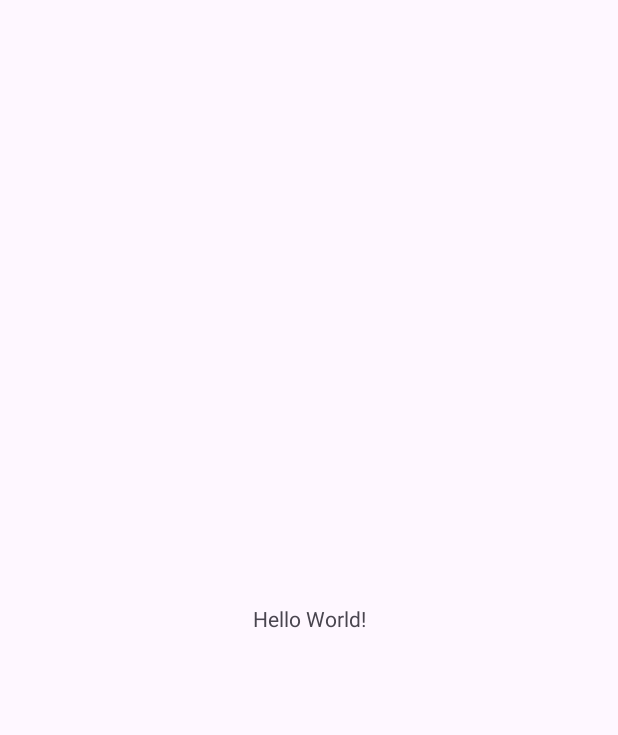
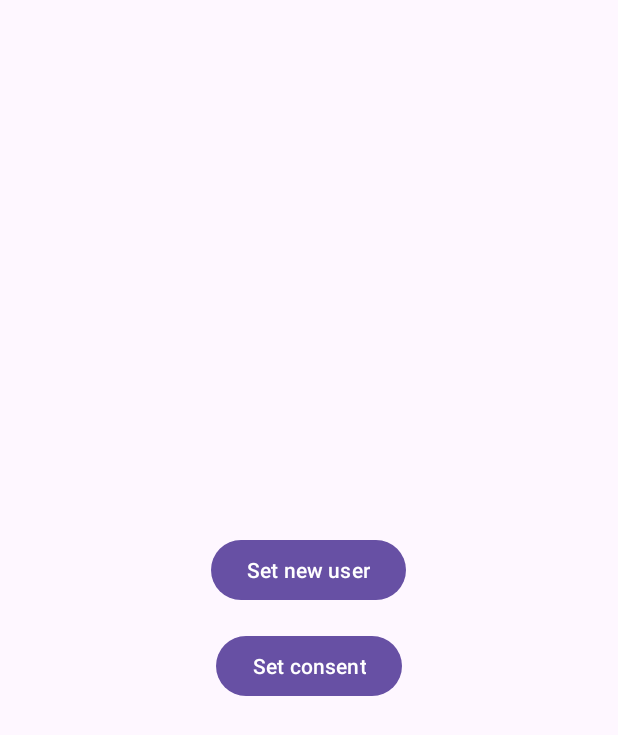
Before and after one commit to JENTISDev/jentis-sdk-android-app-example, an Android app: the screen it shows after launch (MainActivity), on a phone screen of 412 x 824 dp. Before the commit the part shown is almost empty. Shown: the top 735 px of the screen. Run offline under Robolectric (Android 15) with nearby library versions, the phone set to English and light mode, and no system bars; libraries missing offline, so code that uses them is left out: com.jentis.sdk.

Commit message:
APP-24: Implemented SDK

```diff
--- a/app/build.gradle.kts
+++ b/app/build.gradle.kts
@@ -1,6 +1,7 @@
 plugins {
     id("com.android.application")
     id("org.jetbrains.kotlin.android")
+    id("kotlin-kapt")
 }
 
 android {
@@ -33,10 +34,13 @@ android {
     kotlinOptions {
         jvmTarget = "1.8"
     }
+
+    buildFeatures {
+        viewBinding = true
+    }
 }
 
 dependencies {
-
     implementation("androidx.core:core-ktx:1.13.1")
     implementation("androidx.appcompat:appcompat:1.7.0")
     implementation("com.google.android.material:material:1.12.0")
@@ -44,4 +48,5 @@ dependencies {
     testImplementation("junit:junit:4.13.2")
     androidTestImplementation("androidx.test.ext:junit:1.2.1")
     androidTestImplementation("androidx.test.espresso:espresso-core:3.6.1")
+    implementation ("com.github.JENTISDev:jentis-sdk-android:1.0.4")
 }
--- a/app/src/main/AndroidManifest.xml
+++ b/app/src/main/AndroidManifest.xml
@@ -1,6 +1,9 @@
 <?xml version="1.0" encoding="utf-8"?>
 <manifest xmlns:android="http://schemas.android.com/apk/res/android"
     xmlns:tools="http://schemas.android.com/tools">
+
+    <uses-permission android:name="android.permission.INTERNET" />
+    <uses-permission android:name="android.permission.ACCESS_NETWORK_STATE" />
 
     <application
         android:allowBackup="true"
--- a/app/src/main/java/com/felipecarvalhomw/jentisappexample/MainActivity.kt
+++ b/app/src/main/java/com/felipecarvalhomw/jentisappexample/MainActivity.kt
@@ -1,11 +1,32 @@
 package com.felipecarvalhomw.jentisappexample
 
+import android.os.Bundle
 import androidx.appcompat.app.AppCompatActivity
-import android.os.Bundle
+import com.felipecarvalhomw.jentisappexample.databinding.ActivityMainBinding
+import com.jentis.sdk.jentissdk.JentisTrackService
 
 class MainActivity : AppCompatActivity() {
+
+    private lateinit var binding: ActivityMainBinding
+
     override fun onCreate(savedInstanceState: Bundle?) {
         super.onCreate(savedInstanceState)
-        setContentView(R.layout.activity_main)
+        binding = ActivityMainBinding.inflate(layoutInflater)
+        setContentView(binding.root)
+        eventsClicks()
+    }
+
+    private fun eventsClicks() {
+        binding.apply {
+
+            btnSetNewUser.setOnClickListener {
+                JentisTrackService.initialize(applicationContext)
+                JentisTrackService.getInstance().initTracking()
+            }
+
+            btnSetConsent.setOnClickListener {
+                JentisTrackService.getInstance().setConsent()
+            }
+        }
     }
 }
--- a/app/src/main/res/layout/activity_main.xml
+++ b/app/src/main/res/layout/activity_main.xml
@@ -6,13 +6,28 @@
     android:layout_height="match_parent"
     tools:context=".MainActivity">
 
-    <TextView
-        android:layout_width="wrap_content"
-        android:layout_height="wrap_content"
-        android:text="Hello World!"
-        app:layout_constraintBottom_toBottomOf="parent"
-        app:layout_constraintEnd_toEndOf="parent"
-        app:layout_constraintStart_toStartOf="parent"
-        app:layout_constraintTop_toTopOf="parent" />
+    <LinearLayout xmlns:android="http://schemas.android.com/apk/res/android"
+        android:layout_width="match_parent"
+        android:layout_height="match_parent"
+        android:orientation="vertical"
+        android:gravity="center"
+        android:padding="16dp">
+
+        <Button
+            android:id="@+id/btn_set_new_user"
+            android:layout_width="wrap_content"
+            android:layout_height="wrap_content"
+            android:text="@string/set_new_user"
+            android:layout_marginBottom="16dp"/>
+
+        <Button
+            android:id="@+id/btn_set_consent"
+            android:layout_width="wrap_content"
+            android:layout_height="wrap_content"
+            android:text="@string/set_consent"/>
+
+    </LinearLayout>
+
+
 
 </androidx.constraintlayout.widget.ConstraintLayout>
--- a/app/src/main/res/values/strings.xml
+++ b/app/src/main/res/values/strings.xml
@@ -1,3 +1,5 @@
 <resources>
     <string name="app_name">JentisAppExample</string>
+    <string name="set_new_user">Set new user</string>
+    <string name="set_consent">Set consent</string>
 </resources>
--- a/settings.gradle.kts
+++ b/settings.gradle.kts
@@ -10,6 +10,7 @@ dependencyResolutionManagement {
     repositories {
         google()
         mavenCentral()
+        maven { url = uri("https://jitpack.io") }
     }
 }
 
```
Also changed, not shown: 2 other files.
